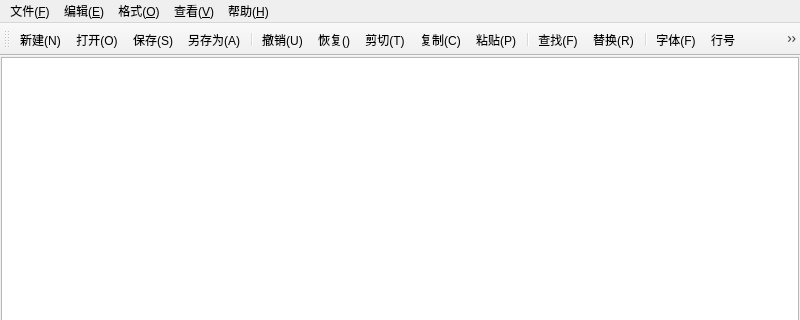
hanzhuk/MyNotepad, file mainwindow.ui: the form before one commit; both pictures show x 0 to 800 and y 0 to 320 of the 800 by 600 pixel window.
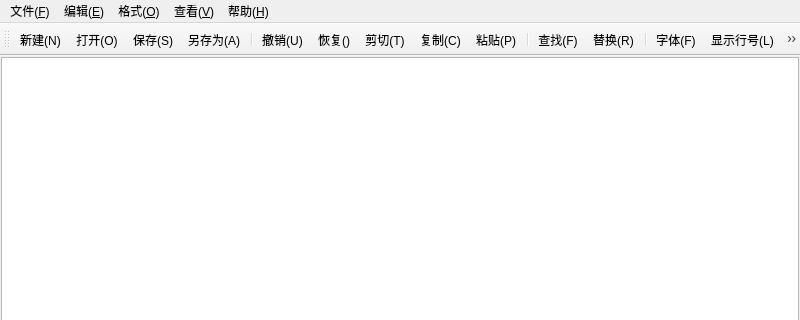
The form after the commit. Icons and pictures are not drawn.

The edit to the form file:
```diff
--- a/mainwindow.ui
+++ b/mainwindow.ui
@@ -425,7 +425,7 @@
      <normaloff>:/img/linenumber.svg</normaloff>:/img/linenumber.svg</iconset>
    </property>
    <property name="text">
-    <string>行号</string>
+    <string>显示行号(&amp;L)</string>
    </property>
    <property name="toolTip">
     <string>行号</string>
```
Left out of the diff: 47 changed lines with no effect on the pictures.
